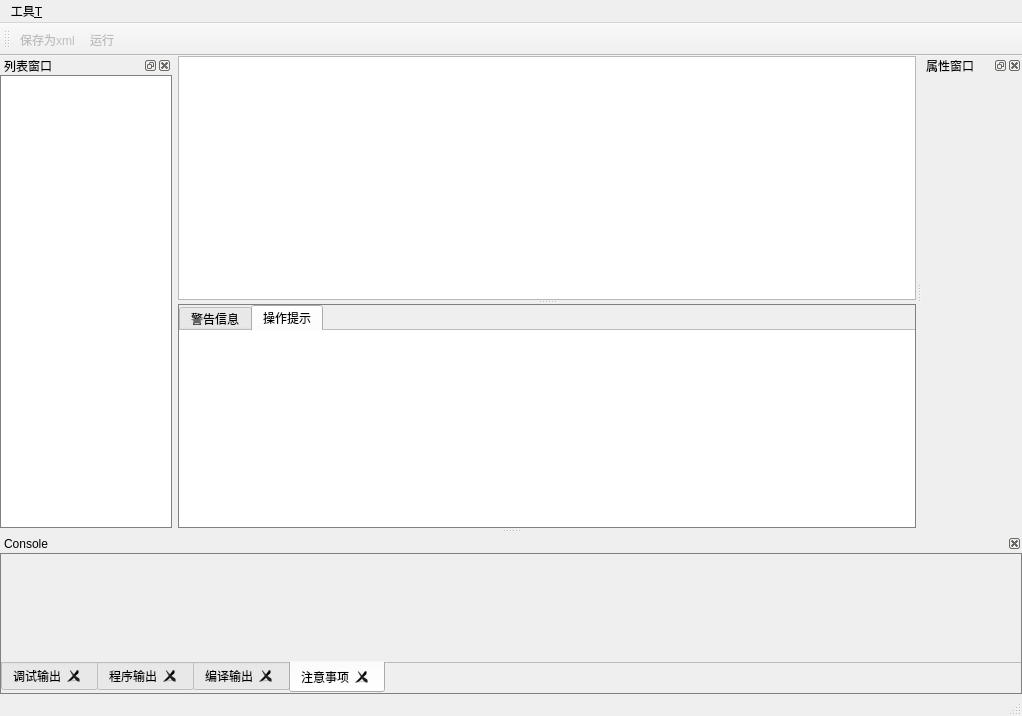
This is prototype_v1202/RadarPrototype/mainwindow_radar.ui in Tangzixia/Digital-Prototype as Qt 5 draws it before an edit. The edited form follows.
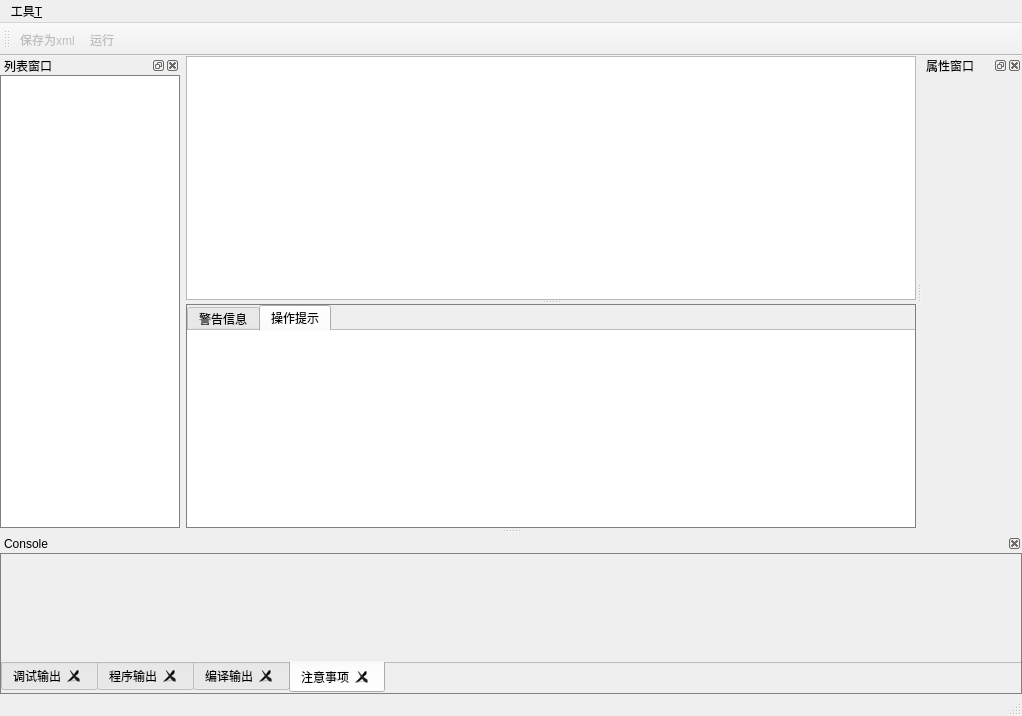
This is the edited form. The open tabs and pages were chosen to show the change. Icons and pictures are not drawn. Custom widgets are drawn as their Qt base class.

```diff
--- a/prototype_v1202/RadarPrototype/mainwindow_radar.ui
+++ b/prototype_v1202/RadarPrototype/mainwindow_radar.ui
@@ -168,7 +168,7 @@
            <bool>false</bool>
           </property>
           <property name="movable">
-           <bool>false</bool>
+           <bool>true</bool>
           </property>
           <property name="tabBarAutoHide">
            <bool>true</bool>
@@ -252,13 +252,13 @@
    </property>
    <property name="minimumSize">
     <size>
-     <width>172</width>
+     <width>180</width>
      <height>156</height>
     </size>
    </property>
    <property name="maximumSize">
     <size>
-     <width>172</width>
+     <width>180</width>
      <height>524287</height>
     </size>
    </property>
```
Left out of the diff: 2 changed lines with no effect on the pictures.
